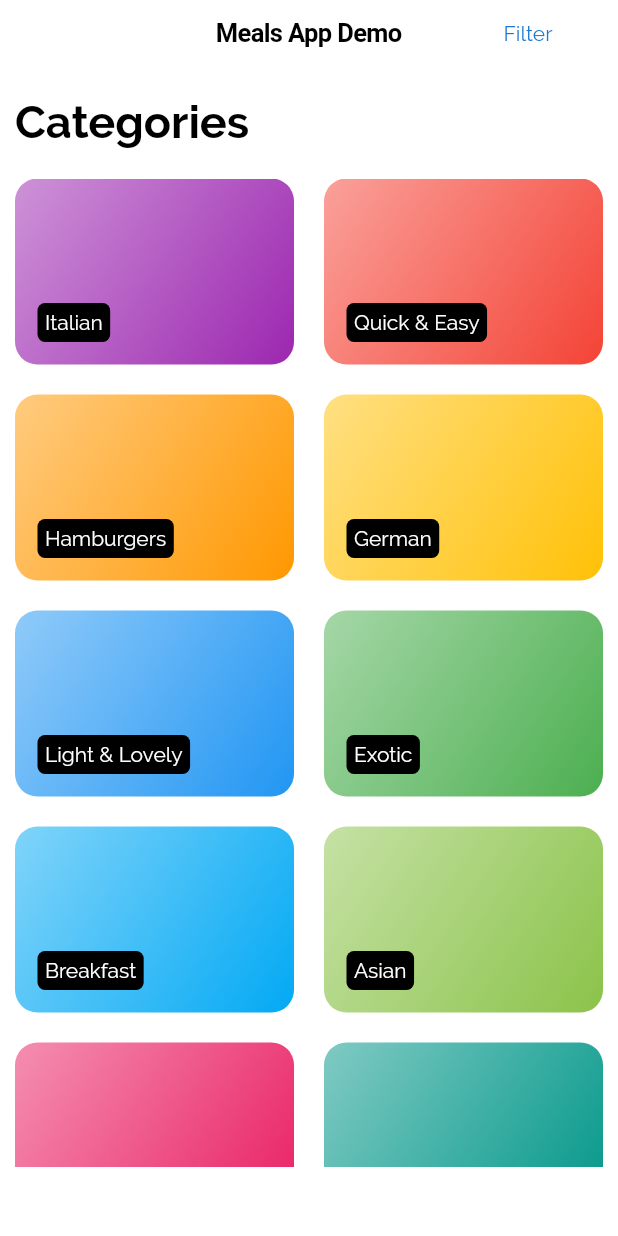
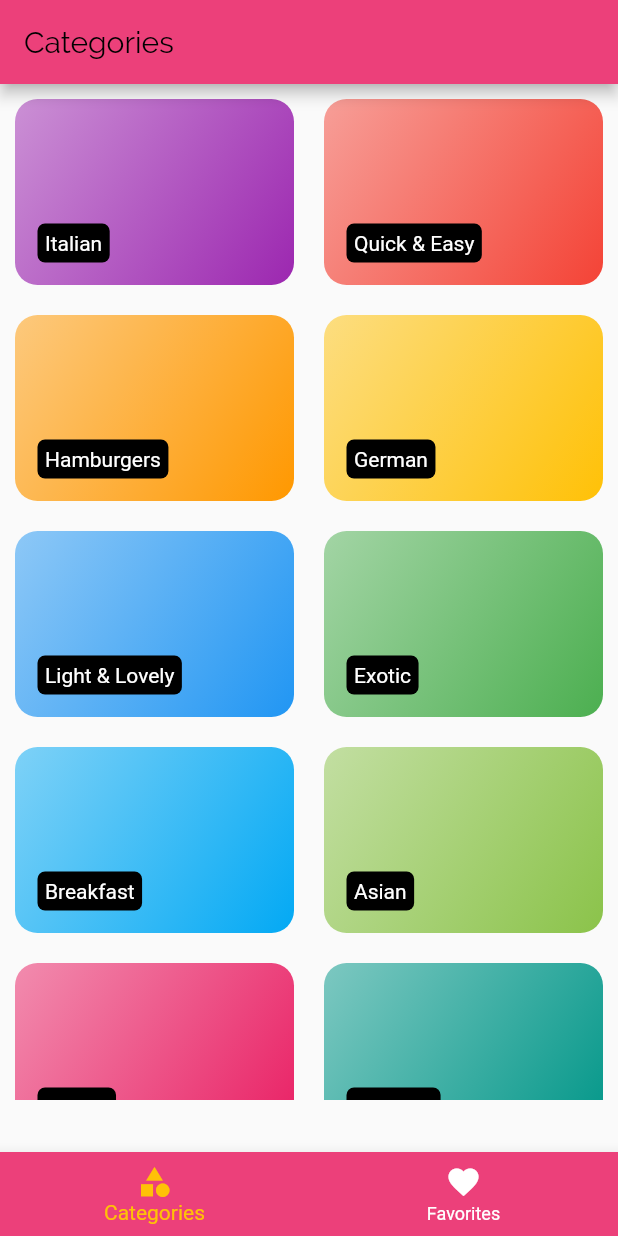
Before and after one commit to mikhailmazurovskiy/flutter_meals_app, a Flutter app: the screen it shows after launch, on a phone screen of 412 x 824 dp. Run offline on Flutter 3.47's test engine with Material 2 defaults, Android fonts, the phone set to English and light mode, and no system bars.

Commit message:
favorites logic added

```diff
--- a/lib/main.dart
+++ b/lib/main.dart
@@ -1,39 +1,71 @@
 import 'package:flutter/cupertino.dart';
 import 'package:flutter/material.dart';
 import 'package:flutter_meals_app/screens/categories_screen/categories_screen.dart';
+import 'package:flutter_meals_app/screens/favorites_screen/favorites_screen.dart';
+import './models/meal.dart';
 import 'package:flutter_meals_app/screens/detail_meal_screen/detail_meal_screen.dart';
 import 'package:flutter_meals_app/screens/meals_screen/meals_screen.dart';
-
+import 'package:flutter_meals_app/screens/tabs_screen/tabs_screen.dart';
 
 void main() {
   runApp(MyApp());
 }
 
-class MyApp extends StatelessWidget {
+class MyApp extends StatefulWidget {
   // This widget is the root of your application.
   @override
+  _MyAppState createState() => _MyAppState();
+}
+
+class _MyAppState extends State<MyApp> {
+  final List<Meal> favoriteMeals = [];
+
+  bool _isFavorite(Meal meal) {
+    return favoriteMeals.any((element) => element == meal);
+  }
+
+  void _toggleFavorites(Meal meal) {
+    int indexOfMeal = favoriteMeals.indexOf(meal);
+    if (indexOfMeal == -1) {
+      setState(() {
+        favoriteMeals.add(meal);
+      });
+    } else {
+      setState(() {
+        favoriteMeals.remove(meal);
+      });
+    }
+  }
+
+  @override
   Widget build(BuildContext context) {
-    return CupertinoApp(
+    return MaterialApp(
       title: 'Meals App Demo',
-        theme: CupertinoThemeData(
-          barBackgroundColor: Colors.amber,
-          primaryColor: Colors.amber,
-          primaryContrastingColor: Colors.pink,
-          textTheme: CupertinoTextThemeData(
-            actionTextStyle: TextStyle(
-              color: Colors.blue.shade700,
-              fontFamily: 'Raleway',
+      theme: ThemeData(
+        appBarTheme: AppBarTheme(
+          color: Colors.pink.shade400,
         ),
-            textStyle: TextStyle(
+        primarySwatch: Colors.pink,
+        accentColor: Colors.amber,
+        primaryTextTheme: TextTheme(
+          headline6: TextStyle(
             color: Colors.black,
             fontFamily: 'Raleway',
           ),
         ),
+        accentTextTheme: TextTheme(
+          headline6: TextStyle(
+            color: Colors.black,
+            fontFamily: 'RobotoCondensed',
+          ),
+        ),
       ),
       routes: {
-          '/': (ctx) => CategoriesScreen(),
+        '/': (ctx) => TabsScreen(favoriteMeals),
         MealsScreen.route: (ctx) => MealsScreen(),
-          DetailMealScreen.route: (ctx) => DetailMealScreen(),
-        });
+        DetailMealScreen.route: (ctx) => DetailMealScreen(_toggleFavorites, _isFavorite),
+        FavoritesScreen.route: (ctx) => FavoritesScreen(favoriteMeals),
+      },
+    );
   }
 }
--- a/lib/screens/categories_screen/categories_screen.dart
+++ b/lib/screens/categories_screen/categories_screen.dart
@@ -4,41 +4,13 @@ import '../../static_data/dummy_data.dart';
 import 'category_item.dart';
 
 class CategoriesScreen extends StatelessWidget {
+
   @override
   Widget build(BuildContext context) {
-    return CupertinoPageScaffold(
-      navigationBar: CupertinoNavigationBar(
-        trailing: FlatButton(
-          child: Text(
-            'Filter',
-            style: CupertinoTheme.of(context).textTheme.actionTextStyle,
-          ),
-          onPressed: () => null,
-        ),
-        middle: Text(
-          'Meals App Demo',
-        ),
-      ),
-      child: Container(
+    return Container(
         margin: EdgeInsets.all(10),
-        child: Column(
-          children: [
-            Container(
-              alignment: Alignment.centerLeft,
-              margin: EdgeInsets.only(
-                top: 10,
-                bottom: 20,
-              ),
-              child: Text(
-                'Categories',
-                style: TextStyle(
-                  fontSize: 30,
-                  fontWeight: FontWeight.bold,
-                ),
-              ),
-            ),
-            Container(
-              height: MediaQuery.of(context).size.height * 0.8,
+        child: Container(
+              height: MediaQuery.of(context).size.height * 0.81,
               child: GridView(
                 gridDelegate: SliverGridDelegateWithMaxCrossAxisExtent(
                   maxCrossAxisExtent: 200,
@@ -53,9 +25,6 @@ class CategoriesScreen extends StatelessWidget {
                     .toList(),
               ),
             ),
-          ],
-        ),
-      ),
     );
   }
 }
--- /dev/null
+++ b/lib/screens/tabs_screen/tabs_screen.dart
@@ -0,0 +1,62 @@
+import 'package:flutter/cupertino.dart';
+import 'package:flutter/material.dart';
+import '../../models/meal.dart';
+import 'package:flutter_meals_app/screens/categories_screen/categories_screen.dart';
+import 'package:flutter_meals_app/screens/favorites_screen/favorites_screen.dart';
+import '../categories_screen/categories_screen.dart';
+
+class TabsScreen extends StatefulWidget {
+  final List<Meal> favoriteMeals;
+
+  TabsScreen(this.favoriteMeals);
+
+  @override
+  _TabsScreenState createState() => _TabsScreenState();
+}
+
+class _TabsScreenState extends State<TabsScreen> {
+  List<Map<String, Object>> _pages;
+
+  @override
+  void initState() {
+    _pages = [
+      {'title': 'Categories', 'page': CategoriesScreen()},
+      {'title': 'Favorites', 'page': FavoritesScreen(widget.favoriteMeals)},
+    ];
+  }
+
+  int _selectedPageIndex = 0;
+
+  void _selectPage(int index) {
+    setState(() {
+      _selectedPageIndex = index;
+    });
+  }
+
+  @override
+  Widget build(BuildContext context) {
+    return Scaffold(
+      appBar: AppBar(
+        title: Text(_pages[_selectedPageIndex]['title']),
+      ),
+      body: _pages[_selectedPageIndex]['page'] as Widget,
+      bottomNavigationBar: BottomNavigationBar(
+        onTap: _selectPage,
+        backgroundColor: Theme.of(context).appBarTheme.color,
+        selectedItemColor: Theme.of(context).accentColor,
+        unselectedItemColor: Colors.white,
+        currentIndex: _selectedPageIndex,
+        items: [
+          BottomNavigationBarItem(
+            icon: Icon(Icons.category),
+            title: Text('Categories'),
+          ),
+          BottomNavigationBarItem(
+            icon: Icon(Icons.favorite),
+            title: Text('Favorites'),
+          ),
+        ],
+      ),
+    );
+  }
+}
```
Also changed, not shown: lib/screens/detail_meal_screen/detail_meal_screen.dart (+17 -11 lines), lib/screens/favorites_screen/favorites_screen.dart (added, +26 -0 lines), lib/screens/meals_screen/meal_item.dart (+12 -3 lines), lib/screens/meals_screen/meals_screen.dart (+6 -5 lines). Lines whose indentation alone changed are shown as unchanged.
